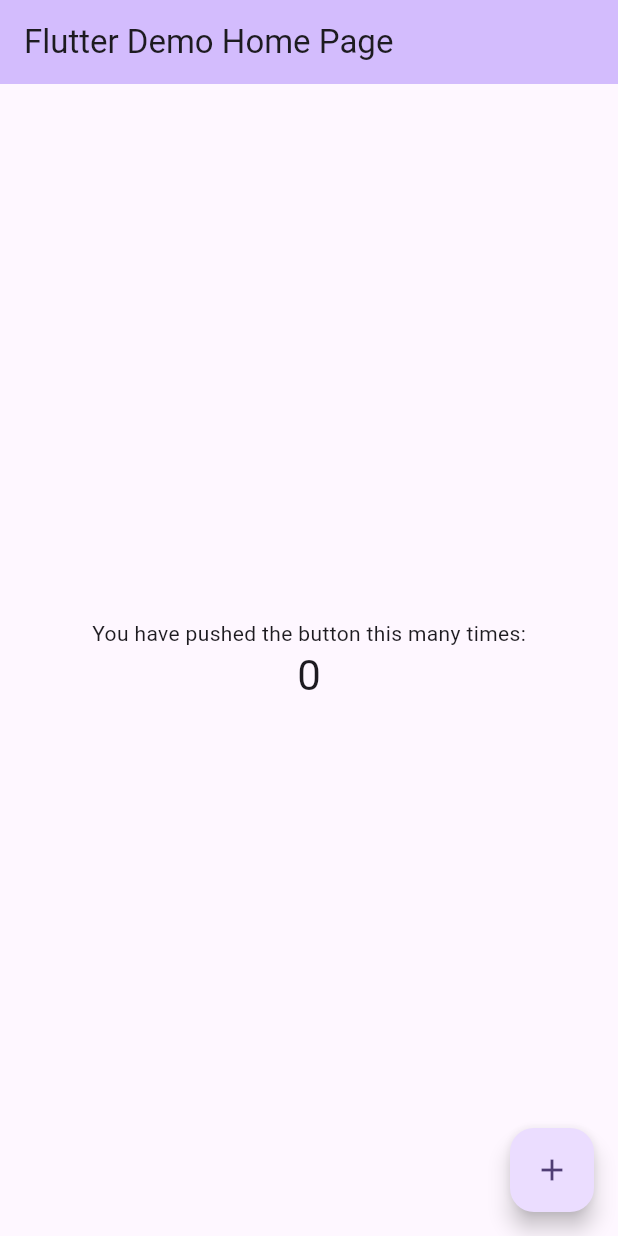
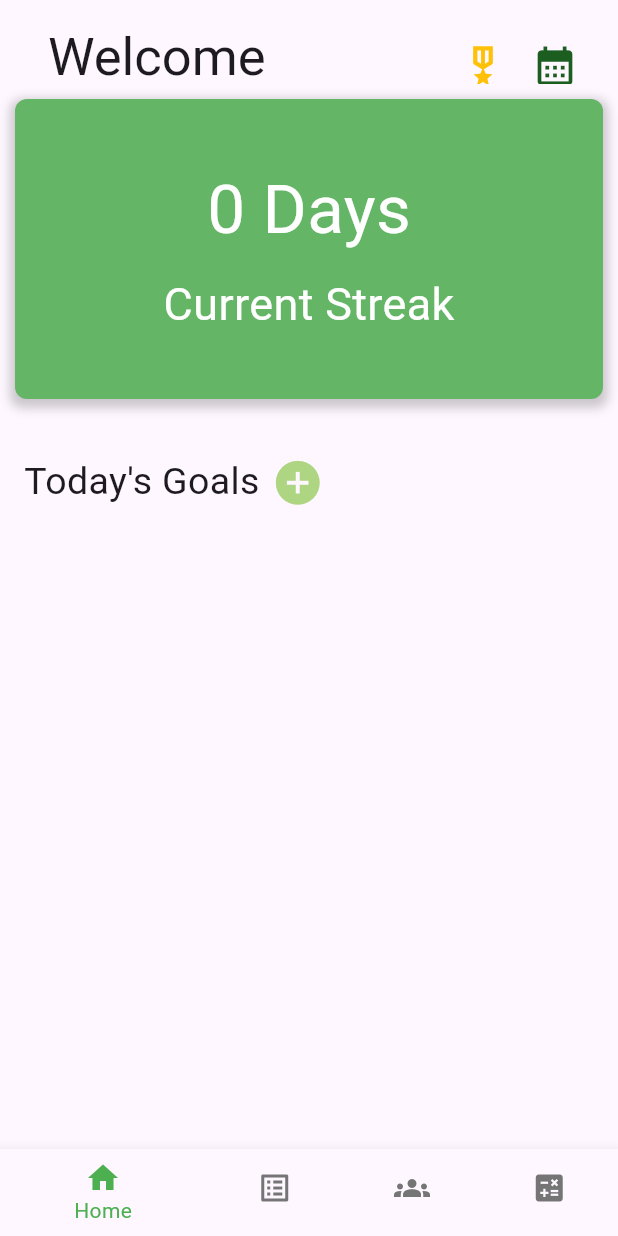
Before and after one commit to adlinzahid/pomodoropro, a Flutter app: the screen it shows after launch, on a phone screen of 412 x 824 dp. Run offline on Flutter 3.47's test engine with Material 3 defaults, Android fonts, the phone set to English and light mode, and no system bars.

Commit message:
Adlin update homepage 7/9

```diff
--- a/lib/main.dart
+++ b/lib/main.dart
@@ -6,120 +6,178 @@
 
 class MyApp extends StatelessWidget {
   const MyApp({super.key});
-
-  // This widget is the root of your application.
   @override
   Widget build(BuildContext context) {
     return MaterialApp(
-      title: 'Flutter Demo',
-      theme: ThemeData(
-        // This is the theme of your application.
-        //
-        // TRY THIS: Try running your application with "flutter run". You'll see
-        // the application has a purple toolbar. Then, without quitting the app,
-        // try changing the seedColor in the colorScheme below to Colors.green
-        // and then invoke "hot reload" (save your changes or press the "hot
-        // reload" button in a Flutter-supported IDE, or press "r" if you used
-        // the command line to start the app).
-        //
-        // Notice that the counter didn't reset back to zero; the application
-        // state is not lost during the reload. To reset the state, use hot
-        // restart instead.
-        //
-        // This works for code too, not just values: Most code changes can be
-        // tested with just a hot reload.
-        colorScheme: ColorScheme.fromSeed(seedColor: Colors.deepPurple),
-        useMaterial3: true,
-      ),
-      home: const MyHomePage(title: 'Flutter Demo Home Page'),
+      title: 'Pomodoro Pro',
+      theme: ThemeData(),
+      home: MyHomePage(),
     );
   }
 }
 
 class MyHomePage extends StatefulWidget {
-  const MyHomePage({super.key, required this.title});
-
-  // This widget is the home page of your application. It is stateful, meaning
-  // that it has a State object (defined below) that contains fields that affect
-  // how it looks.
-
-  // This class is the configuration for the state. It holds the values (in this
-  // case the title) provided by the parent (in this case the App widget) and
-  // used by the build method of the State. Fields in a Widget subclass are
-  // always marked "final".
-
-  final String title;
-
   @override
-  State<MyHomePage> createState() => _MyHomePageState();
+  _MyHomePageState createState() => _MyHomePageState();
 }
 
 class _MyHomePageState extends State<MyHomePage> {
-  int _counter = 0;
+  int _selectedIndex = 0;
 
-  void _incrementCounter() {
+  // List of pages to display based on the selected index
+  static List<Widget> _pages = <Widget>[
+    HomePage(), // Updated HomePage widget
+    Center(child: Text('To-Do List Page', style: TextStyle(fontSize: 24))),
+    Center(
+        child:
+            Text('Group Collaboration Page', style: TextStyle(fontSize: 24))),
+    Center(child: Text('Calculator Page', style: TextStyle(fontSize: 24))),
+  ];
+
+  void _onItemTapped(int index) {
     setState(() {
-      // This call to setState tells the Flutter framework that something has
-      // changed in this State, which causes it to rerun the build method below
-      // so that the display can reflect the updated values. If we changed
-      // _counter without calling setState(), then the build method would not be
-      // called again, and so nothing would appear to happen.
-      _counter++;
+      _selectedIndex = index;
     });
   }
 
   @override
   Widget build(BuildContext context) {
-    // This method is rerun every time setState is called, for instance as done
-    // by the _incrementCounter method above.
-    //
-    // The Flutter framework has been optimized to make rerunning build methods
-    // fast, so that you can just rebuild anything that needs updating rather
-    // than having to individually change instances of widgets.
     return Scaffold(
       appBar: AppBar(
-        // TRY THIS: Try changing the color here to a specific color (to
-        // Colors.amber, perhaps?) and trigger a hot reload to see the AppBar
-        // change color while the other colors stay the same.
-        backgroundColor: Theme.of(context).colorScheme.inversePrimary,
-        // Here we take the value from the MyHomePage object that was created by
-        // the App.build method, and use it to set our appbar title.
-        title: Text(widget.title),
+        title: Padding(
+          padding: EdgeInsets.only(left: 16.0, top: 20.0),
+          child: Text(
+            "Welcome",
+            style: TextStyle(fontSize: 35.0),
           ),
-      body: Center(
-        // Center is a layout widget. It takes a single child and positions it
-        // in the middle of the parent.
-        child: Column(
-          // Column is also a layout widget. It takes a list of children and
-          // arranges them vertically. By default, it sizes itself to fit its
-          // children horizontally, and tries to be as tall as its parent.
-          //
-          // Column has various properties to control how it sizes itself and
-          // how it positions its children. Here we use mainAxisAlignment to
-          // center the children vertically; the main axis here is the vertical
-          // axis because Columns are vertical (the cross axis would be
-          // horizontal).
-          //
-          // TRY THIS: Invoke "debug painting" (choose the "Toggle Debug Paint"
-          // action in the IDE, or press "p" in the console), to see the
-          // wireframe for each widget.
+        ),
+        actions: <Widget>[
+          Padding(
+            padding: EdgeInsets.only(top: 20.0, left: 10.0),
+            child: IconButton(
+              icon: Icon(Icons.military_tech_outlined, color: Colors.amber),
+              iconSize: 31.0,
+              onPressed: () {
+                print('Reward Clicked');
+              },
+            ),
+          ),
+          Padding(
+            padding: EdgeInsets.only(top: 20.0, right: 18.0),
+            child: IconButton(
+              icon: Icon(Icons.calendar_month, color: Colors.green[900]),
+              iconSize: 31.0,
+              onPressed: () {
+                print('Calendar Clicked');
+              },
+            ),
+          ),
+        ],
+      ),
+      body: _pages[_selectedIndex],
+      bottomNavigationBar: BottomNavigationBar(
+        items: const <BottomNavigationBarItem>[
+          BottomNavigationBarItem(
+            icon: Icon(Icons.home),
+            label: 'Home',
+          ),
+          BottomNavigationBarItem(
+            icon: Icon(Icons.list_alt),
+            label: 'To-Do List',
+          ),
+          BottomNavigationBarItem(
+            icon: Icon(Icons.groups_sharp),
+            label: 'Group',
+          ),
+          BottomNavigationBarItem(
+            icon: Icon(Icons.calculate),
+            label: 'Calculator',
+          ),
+        ],
+        currentIndex: _selectedIndex,
+        selectedItemColor: Colors.green,
+        unselectedItemColor: Colors.grey[600],
+        onTap: _onItemTapped,
+      ),
+    );
+  }
+}
+
+// Define the new HomePage widget with the clickable box
+class HomePage extends StatelessWidget {
+  @override
+  Widget build(BuildContext context) {
+    return Column(
+      crossAxisAlignment: CrossAxisAlignment.start, // Align content to the left
+      children: [
+        Padding(
+          padding: const EdgeInsets.all(10.0), // Space from AppBar
+          child: GestureDetector(
+            onTap: () {
+              // Define the action on tap here
+              print('Box Clicked');
+            },
+            child: Container(
+              width: 400.0, // Width of the box
+              height: 200.0, // Height of the box
+              decoration: BoxDecoration(
+                color: const Color.fromARGB(
+                    255, 101, 181, 103), // Background color of the box
+                borderRadius: BorderRadius.circular(8.0), // Rounded corners
+                boxShadow: [
+                  BoxShadow(
+                    color: Colors.black.withOpacity(0.2),
+                    spreadRadius: 3,
+                    blurRadius: 5,
+                    offset: Offset(0, 3), // Changes position of shadow
+                  ),
+                ],
+              ),
+              child: const Column(
                 mainAxisAlignment: MainAxisAlignment.center,
-          children: <Widget>[
-            const Text(
-              'You have pushed the button this many times:',
+                children: [
+                  Text(
+                    '0 Days',
+                    style: TextStyle(
+                      color: Colors.white,
+                      fontSize: 45.0,
                     ),
+                  ),
+                  SizedBox(height: 10.0), // Space between texts
                   Text(
-              '$_counter',
-              style: Theme.of(context).textTheme.headlineMedium,
+                    'Current Streak',
+                    style: TextStyle(
+                      color: Colors.white,
+                      fontSize: 30.0,
+                    ),
                   ),
                 ],
               ),
             ),
-      floatingActionButton: FloatingActionButton(
-        onPressed: _incrementCounter,
-        tooltip: 'Increment',
-        child: const Icon(Icons.add),
-      ), // This trailing comma makes auto-formatting nicer for build methods.
+          ),
+        ),
+        Padding(
+          padding: const EdgeInsets.only(
+              left: 16.0, top: 20.0), // Align to the left like "Welcome"
+          child: Row(
+            children: [
+              const Text(
+                "Today's Goals",
+                style: TextStyle(fontSize: 25.0),
+              ),
+              IconButton(
+                icon: Icon(Icons.add_circle_outlined,
+                    size: 35.0, color: Colors.lightGreen[300]),
+                onPressed: () {
+                  setState(() {
+                    _selectedIndex = 1;
+                  });
+                },
+              ),
+            ],
+          ),
+        ),
+      ],
     );
   }
 }
```
Lines whose indentation alone changed are shown as unchanged.
